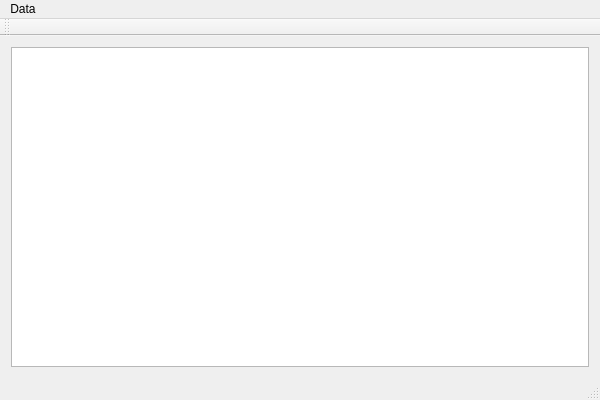
First picture: the form in Tasks/Omni/Omni.ui, repository wtom76/ML, before the edit.
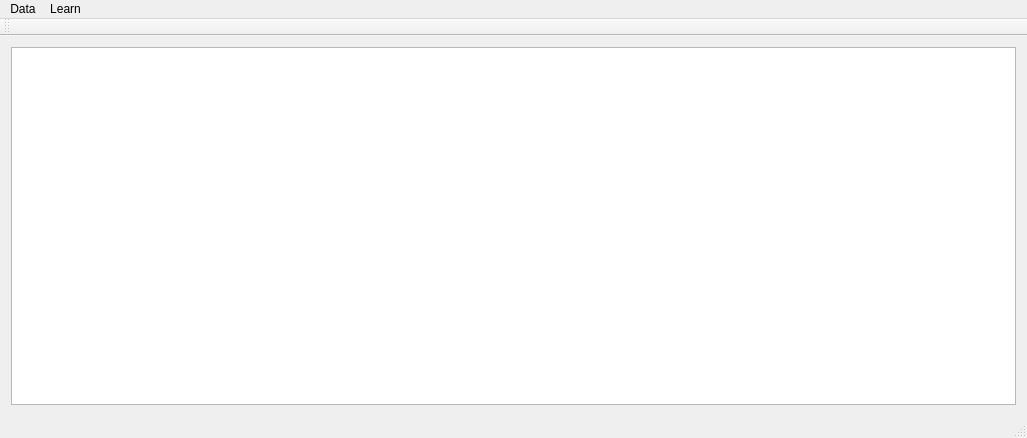
Second picture: the form after the edit.

What changed in the file:
```diff
--- a/Tasks/Omni/Omni.ui
+++ b/Tasks/Omni/Omni.ui
@@ -6,8 +6,8 @@
    <rect>
     <x>0</x>
     <y>0</y>
-    <width>600</width>
-    <height>400</height>
+    <width>1027</width>
+    <height>438</height>
    </rect>
   </property>
   <property name="windowTitle">
@@ -25,18 +25,25 @@
     <rect>
      <x>0</x>
      <y>0</y>
-     <width>600</width>
+     <width>1027</width>
      <height>21</height>
     </rect>
    </property>
-   <widget class="QMenu" name="menuData">
+   <widget class="QMenu" name="menu_data">
     <property name="title">
      <string>Data</string>
     </property>
     <addaction name="action_normalize_all_"/>
     <addaction name="action_correlations_"/>
    </widget>
-   <addaction name="menuData"/>
+   <widget class="QMenu" name="menu_learn">
+    <property name="title">
+     <string>Learn</string>
+    </property>
+    <addaction name="action_mfn"/>
+   </widget>
+   <addaction name="menu_data"/>
+   <addaction name="menu_learn"/>
   </widget>
   <widget class="QToolBar" name="mainToolBar">
    <attribute name="toolBarArea">
```
Left out of the diff: 5 changed lines with no effect on the pictures.
